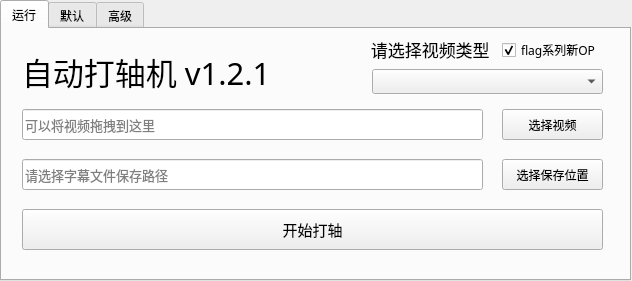
Old version of the form GUI_style.ui in the repository Echoosx/AutoSubtitle.
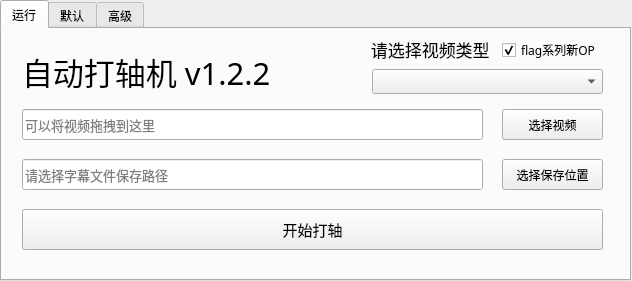
New version of the form. Custom widgets are drawn as their Qt base class.

Commit message: - 解决偶尔识别不到OP结尾导致打轴中断的问题 - 优化淡入淡出时样式识别不准确现象 - 优化短字幕漏轴现象 - 优化flag酱样式识别

The edit to the form file:
```diff
--- a/GUI_style.ui
+++ b/GUI_style.ui
@@ -84,7 +84,7 @@
        <string notr="true"/>
       </property>
       <property name="text">
-       <string>&lt;a href=&quot;https://github.com/Echoosx/AutoSubtitle&quot; style=&quot;color: black;text-decoration: none;&quot;&gt;自动打轴机 v1.2.1&lt;/a&gt;</string>
+       <string>&lt;a href=&quot;https://github.com/Echoosx/AutoSubtitle&quot; style=&quot;color: black;text-decoration: none;&quot;&gt;自动打轴机 v1.2.2&lt;/a&gt;</string>
       </property>
      </widget>
      <widget class="DragAcceptableQLine" name="VideoPathEdit">
```
Left out of the diff: 2 changed lines with no effect on the pictures. The commit also changes 6 other files.
